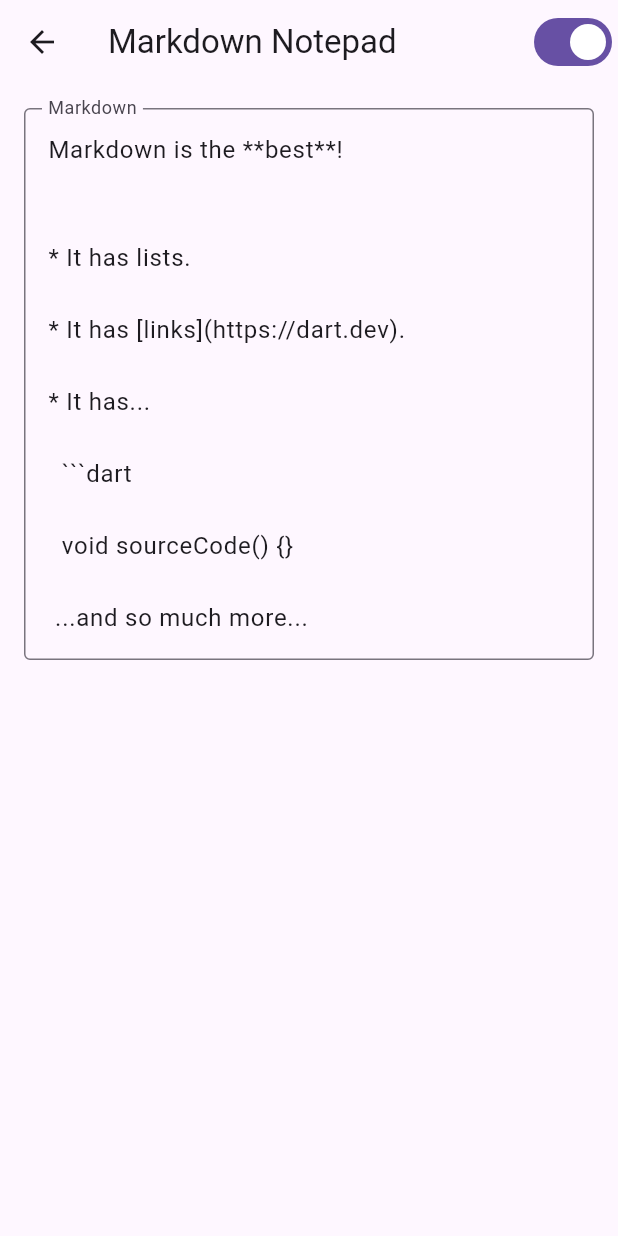
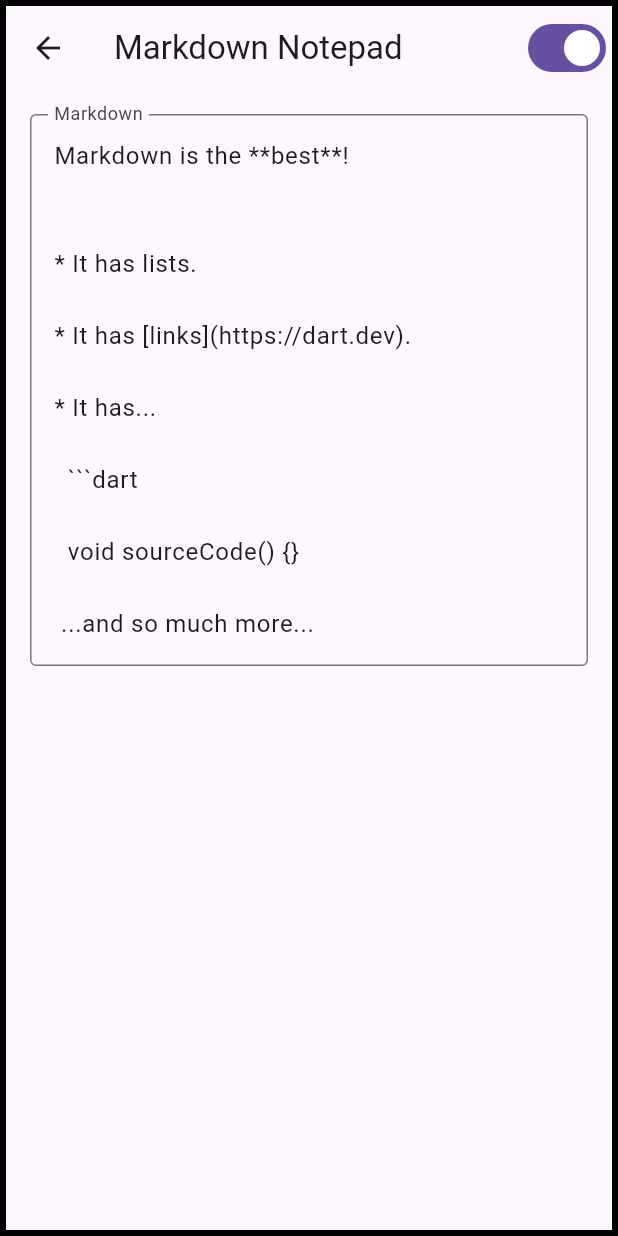
Before and after one commit to yukiterunamaana/halonot, a Flutter app: the MarkdownNotepad screen opened directly, on a phone screen of 412 x 824 dp. Run offline on Flutter 3.47's test engine with Material 3 defaults, Android fonts, the phone set to English and light mode, and no system bars; our stand-ins replace flutter_markdown, gradient_borders, table_calendar; missing offline and left inert: markdown, one_clock, pair.

Commit message:
experimenting with gradients (bg config coming soon)

```diff
--- a/lib/widget/widgets/text.dart
+++ b/lib/widget/widgets/text.dart
@@ -289,6 +289,7 @@
 // }
 import 'package:flutter/material.dart';
 import 'package:flutter_markdown/flutter_markdown.dart';
+import 'package:gradient_borders/box_borders/gradient_box_border.dart';
 import 'package:markdown/markdown.dart' as md;
 
 class MarkdownNotepad extends StatefulWidget {
@@ -324,7 +325,15 @@ class _MarkdownNotepadState extends State<MarkdownNotepad> {
 
   @override
   Widget build(BuildContext context) {
-    return Scaffold(
+    return Container(
+        decoration: BoxDecoration(
+          border: const GradientBoxBorder(
+            gradient: LinearGradient(colors: [Colors.black, Colors.black]),
+            width: 4,
+          ),
+          //borderRadius: BorderRadius.circular(16),
+        ),
+        child: Scaffold(
           appBar: AppBar(
             title: Text('Markdown Notepad'),
             actions: [
@@ -363,6 +372,6 @@ class _MarkdownNotepadState extends State<MarkdownNotepad> {
               ],
             ),
           ),
-    );
+        ));
   }
 }
--- a/pubspec.yaml
+++ b/pubspec.yaml
@@ -50,6 +50,7 @@ dependencies:
   #video_player: ^2.8.7
   #image_picker: ^1.1.2
   pair: ^0.1.2
+  gradient_borders: ^1.0.1
 
 dev_dependencies:
   flutter_test:
```
Also changed, not shown: pubspec.lock. Lines whose indentation alone changed are shown as unchanged.
